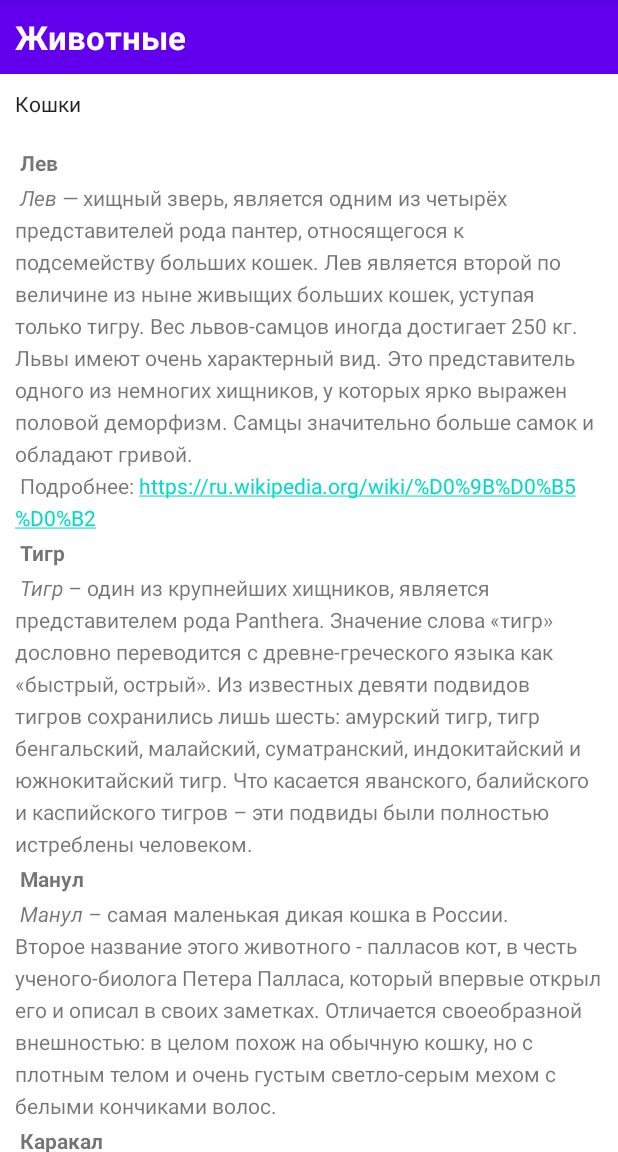
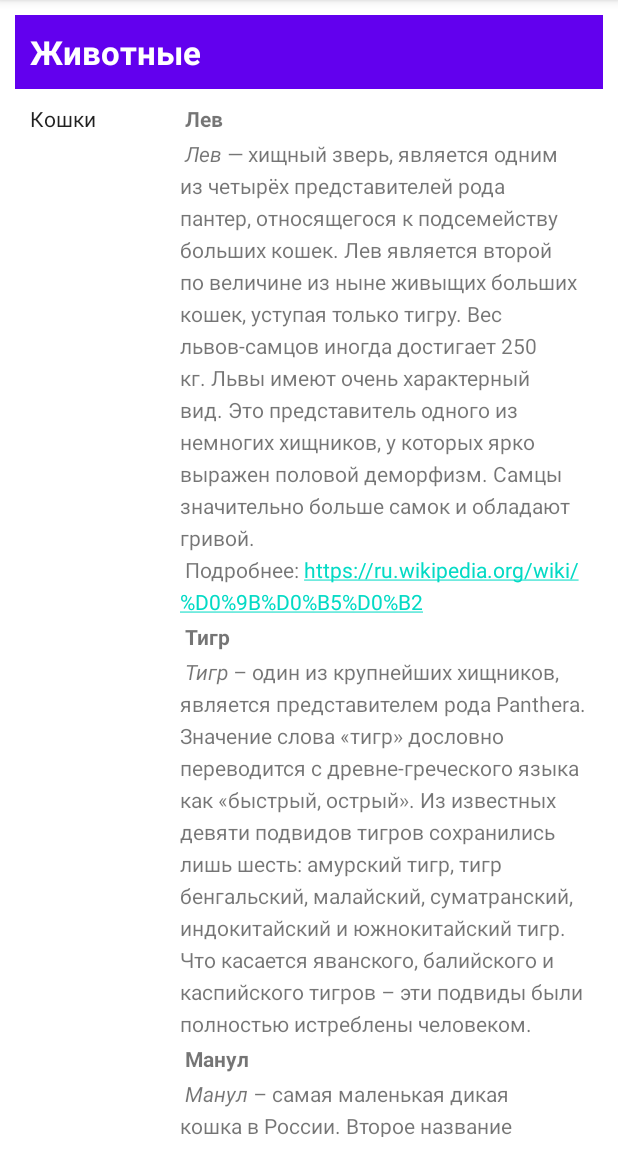
Before and after one commit to DashaVan/Andersen_hw2, an Android app: the screen it shows after launch (MainActivity), on a phone screen of 412 x 824 dp, the part 84-1236 px from its top. Run offline under Robolectric (Android 15) with nearby library versions, the phone set to English and light mode, and no system bars; 2 statements that could not run were skipped.

Commit message:
lesson 1.3 scrollView - homework done

```diff
--- a/ScrollingText/app/src/main/res/layout/activity_main.xml
+++ b/ScrollingText/app/src/main/res/layout/activity_main.xml
@@ -3,6 +3,7 @@
     xmlns:tools="http://schemas.android.com/tools"
     android:layout_width="match_parent"
     android:layout_height="match_parent"
+    android:padding="10dp"
     tools:context=".MainActivity">
 
     <TextView
@@ -25,12 +26,12 @@
         <LinearLayout
             android:layout_width="match_parent"
             android:layout_height="wrap_content"
-            android:orientation="vertical">
+            android:orientation="horizontal">
 
             <TextView
                 android:id="@+id/article_subheading"
-                android:layout_width="match_parent"
-                android:layout_height="wrap_content"
+                android:layout_width="100dp"
+                android:layout_height="match_parent"
                 android:padding="@dimen/padding_regular"
                 android:text="@string/article_subtitle"
                 android:textAppearance="@android:style/TextAppearance.DeviceDefault" />
@@ -38,17 +39,12 @@
             <TextView
                 android:id="@+id/article"
                 android:layout_width="wrap_content"
-                android:layout_height="wrap_content"
+                android:layout_height="match_parent"
                 android:autoLink="web"
                 android:lineSpacingExtra="@dimen/line_spacing"
                 android:padding="@dimen/padding_regular"
                 android:text="@string/article_text" />
 
-            <Button
-                android:id="@+id/button"
-                android:layout_width="match_parent"
-                android:layout_height="wrap_content"
-                android:text="@string/add_comment"/>
         </LinearLayout>
     </ScrollView>
 
```
